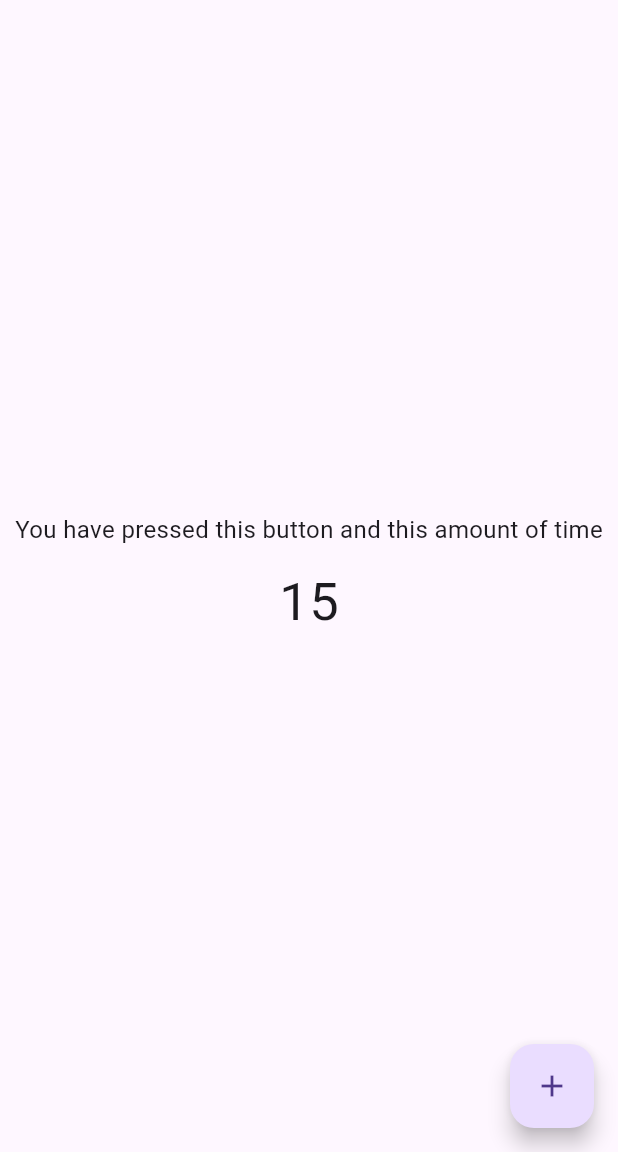
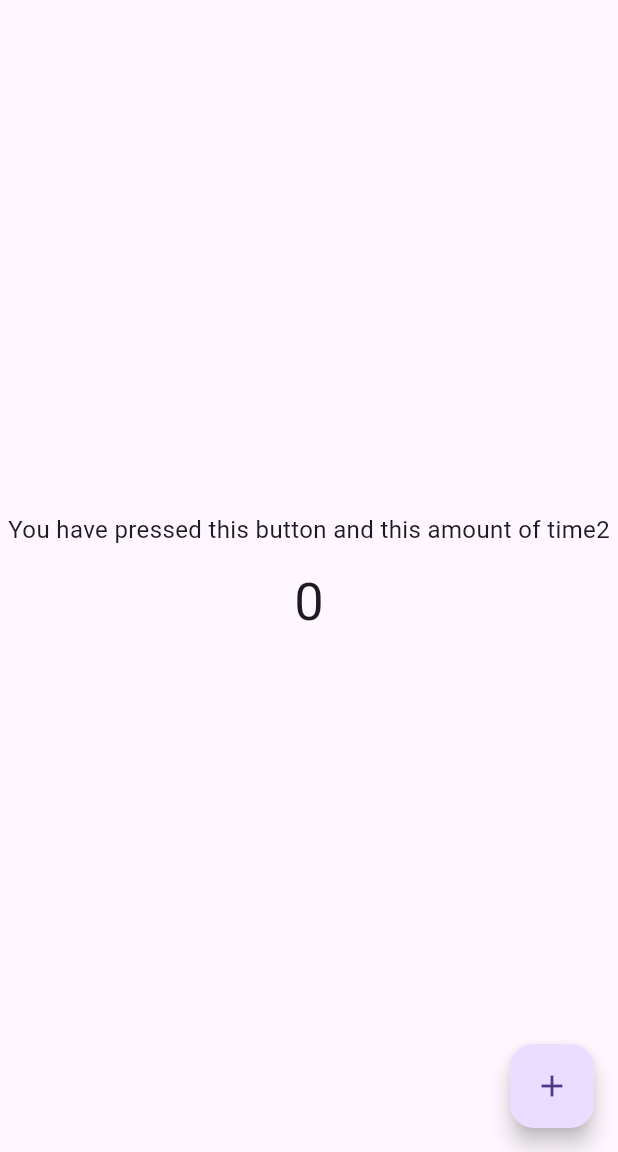
Before and after one commit to tutuldev/flutter-counter-app, a Flutter app: the screen it shows after launch, after a tap on the "add" icon, on a phone screen of 412 x 824 dp, the part 84-1236 px from its top. Run offline on Flutter 3.47's test engine with Material 3 defaults, Android fonts, the phone set to English and light mode, and no system bars.

Commit message:
increment function call but not chage live

```diff
--- a/lib/myhome_page.dart
+++ b/lib/myhome_page.dart
@@ -8,6 +8,12 @@ class MyHomePage extends StatefulWidget {
 }
 
 class _MyHomePageState extends State<MyHomePage> {
+  int count =0;
+
+  void increment(){
+    count++;
+  }
+
   @override
   Widget build(BuildContext context) {
     return  Scaffold(
@@ -19,14 +25,15 @@ class _MyHomePageState extends State<MyHomePage> {
         child: Column(
           mainAxisAlignment: MainAxisAlignment.center,
           crossAxisAlignment: CrossAxisAlignment.center,
-          children: const [
-            Text("You have pressed this button and this amount of time",style: TextStyle(fontSize: 16),),
-            SizedBox(height: 12,),  //for spacing
-            Text("15",style: TextStyle(fontSize: 35),),
+          children:  [
+           const Text("You have pressed this button and this amount of time2",style: TextStyle(fontSize: 16),),
+            const SizedBox(height: 12,),  //for spacing
+            Text(count.toString(),style: TextStyle(fontSize: 35),),
           ],
         ),
       ),
-      floatingActionButton: FloatingActionButton(onPressed: (){},child: const Icon(Icons.add),),
+      floatingActionButton: FloatingActionButton(onPressed: increment,
+        child: const Icon(Icons.add),),
     );
   }
 }
```
